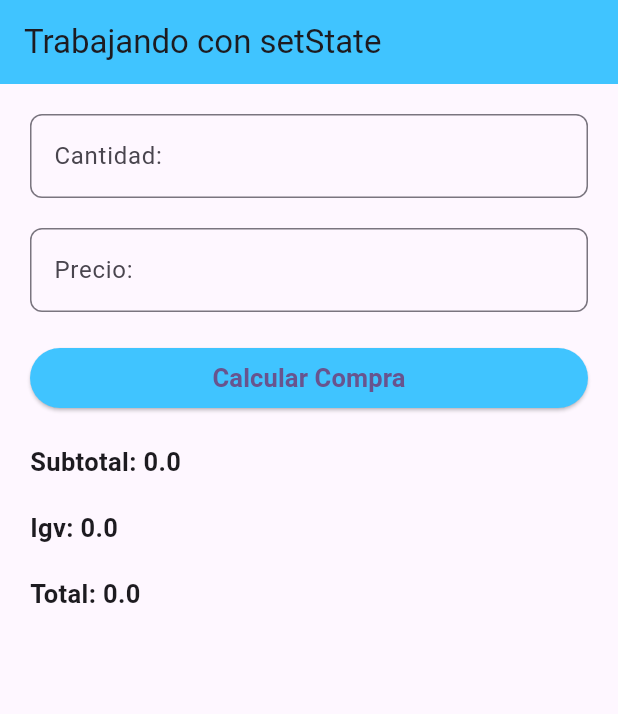
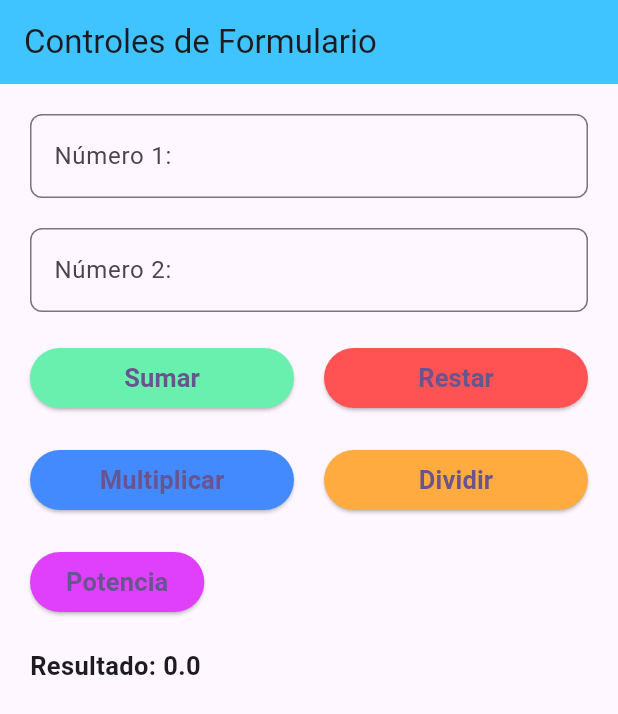
Before and after one commit to IanMQ/CalculadoraFlutter, a Flutter app: the screen it shows after launch, on a phone screen of 412 x 824 dp. Shown: the top 714 px of the screen. Run offline on Flutter 3.47's test engine with Material 3 defaults, Android fonts, the phone set to English and light mode, and no system bars.

Commit message:
feat: pow button

```diff
--- a/lib/vista1.dart
+++ b/lib/vista1.dart
@@ -1,4 +1,5 @@
 import 'package:flutter/material.dart';
+import 'dart:math';
 
 class vista1 extends StatefulWidget {
   const vista1({super.key});
@@ -9,124 +10,209 @@ class vista1 extends StatefulWidget {
 
 class _vista1State extends State<vista1> {
 
-  final txtCan=TextEditingController();
-  final txtPre=TextEditingController();
+  final txtCan = TextEditingController();
+  final txtPre = TextEditingController();
+  final txtPotencia = TextEditingController();
 
-  late double can,pre;
-  double sub=0.0, igv=0.0, total=0.0;
+  late double can, pre;
+  double resultado = 0.0;
+
+  void calcularPotencia() {
+    showDialog(
+      context: context,
+      builder: (BuildContext context) {
+        return AlertDialog(
+          title: Text('Ingrese la potencia'),
+          content: TextField(
+            controller: txtPotencia,
+            keyboardType: TextInputType.number,
+            decoration: InputDecoration(
+              hintText: 'Potencia',
+            ),
+          ),
+          actions: [
+            TextButton(
+              onPressed: () {
+                Navigator.of(context).pop();
+              },
+              child: Text('Cancelar'),
+            ),
+            TextButton(
+              onPressed: () {
+                setState(() {
+                  double potencia = double.parse(txtPotencia.text);
+                  resultado = pow(double.parse(txtCan.text), potencia) as double;
+                });
+                Navigator.of(context).pop();
+              },
+              child: Text('Aceptar'),
+            ),
+          ],
+        );
+      },
+    );
+  }
 
   @override
   Widget build(BuildContext context) {
     return Scaffold(
-
       appBar: AppBar(
-        title: Text('Trabajando con setState'),
+        title: Text('Controles de Formulario'),
         backgroundColor: Colors.lightBlueAccent,
       ),
-
       body: Padding(
         padding: const EdgeInsets.all(20.0),
         child: Column(
           crossAxisAlignment: CrossAxisAlignment.start,
           children: [
-
             TextFormField(
               controller: txtCan,
               keyboardType: TextInputType.number,
               decoration: InputDecoration(
-                hintText: 'Ingrese Cantidad',
-                labelText: 'Cantidad: ',
+                hintText: 'Ingrese número 1',
+                labelText: 'Número 1: ',
                 border: OutlineInputBorder(
                   borderRadius: BorderRadius.circular(8),
                 ),
               ),
             ),
-
-            SizedBox(
-              height: 20,
-            ),
-
+            SizedBox(height: 20),
             TextFormField(
               controller: txtPre,
               keyboardType: TextInputType.number,
               decoration: InputDecoration(
-                hintText: 'Ingrese Precio',
-                labelText: 'Precio: ',
+                hintText: 'Ingrese número 2',
+                labelText: 'Número 2: ',
                 border: OutlineInputBorder(
                   borderRadius: BorderRadius.circular(8),
                 ),
               ),
             ),
-
-            SizedBox(
-              height: 20,
-            ),
-
+            SizedBox(height: 20),
             Row(
               children: [
                 Expanded(
                   child: ElevatedButton(
                     style: ButtonStyle(
-                        backgroundColor:
-                        MaterialStateProperty.all(Colors.lightBlueAccent)
+                      backgroundColor: MaterialStateProperty.all(Colors.greenAccent),
                     ),
-                      onPressed: (){
-                        can=double.parse(txtCan.text);
-                        pre=double.parse(txtPre.text);
+                    onPressed: () {
+                      can = double.parse(txtCan.text);
+                      pre = double.parse(txtPre.text);
 
                       setState(() {
-                          sub=can*pre;
-                          igv=sub*0.18;
-                          total=sub+igv;
+                        resultado = can + pre;
                       });
+                    },
+                    child: Text(
+                      'Sumar',
+                      style: TextStyle(
+                        fontWeight: FontWeight.bold,
+                        fontSize: 17,
+                      ),
+                    ),
+                  ),
+                ),
+                SizedBox(width: 20),
+                Expanded(
+                  child: ElevatedButton(
+                    style: ButtonStyle(
+                      backgroundColor: MaterialStateProperty.all(Colors.redAccent),
+                    ),
+                    onPressed: () {
+                      can = double.parse(txtCan.text);
+                      pre = double.parse(txtPre.text);
 
+                      setState(() {
+                        resultado = can - pre;
+                      });
                     },
-                      child: Text('Calcular Compra',style:
-                        TextStyle(
+                    child: Text(
+                      'Restar',
+                      style: TextStyle(
                         fontWeight: FontWeight.bold,
-                          fontSize: 17
-                        ),)
-                    )
+                        fontSize: 17,
+                      ),
+                    ),
+                  ),
                 ),
               ],
             ),
+            SizedBox(height: 20),
+            Row(
+              children: [
+                Expanded(
+                  child: ElevatedButton(
+                    style: ButtonStyle(
+                      backgroundColor: MaterialStateProperty.all(Colors.blueAccent),
+                    ),
+                    onPressed: () {
+                      can = double.parse(txtCan.text);
+                      pre = double.parse(txtPre.text);
 
-            SizedBox(
-              height: 20,
+                      setState(() {
+                        resultado = can * pre;
+                      });
+                    },
+                    child: Text(
+                      'Multiplicar',
+                      style: TextStyle(
+                        fontWeight: FontWeight.bold,
+                        fontSize: 17,
                       ),
+                    ),
+                  ),
+                ),
+                SizedBox(width: 20),
+                Expanded(
+                  child: ElevatedButton(
+                    style: ButtonStyle(
+                      backgroundColor: MaterialStateProperty.all(Colors.orangeAccent),
+                    ),
+                    onPressed: () {
+                      can = double.parse(txtCan.text);
+                      pre = double.parse(txtPre.text);
 
-            Text('Subtotal: $sub',
+                      setState(() {
+                        resultado = can / pre;
+                      });
+                    },
+                    child: Text(
+                      'Dividir',
+                      style: TextStyle(
+                        fontWeight: FontWeight.bold,
+                        fontSize: 17,
+                      ),
+                    ),
+                  ),
+                ),
+              ],
+            ),
+            SizedBox(height: 20),
+            ElevatedButton(
+              style: ButtonStyle(
+                backgroundColor: MaterialStateProperty.all(Colors.purpleAccent),
+              ),
+              onPressed: calcularPotencia,
+              child: Text(
+                'Potencia',
+                style: TextStyle(
+                  fontWeight: FontWeight.bold,
+                  fontSize: 17,
+                ),
+              ),
+            ),
+            SizedBox(height: 20),
+            Text(
+              'Resultado: $resultado',
               style: TextStyle(
                 fontSize: 17,
-              fontWeight: FontWeight.bold
-            ),),
-
-            SizedBox(
-              height: 20,
+                fontWeight: FontWeight.bold,
               ),
-
-            Text('Igv: $igv',
-              style: TextStyle(
-                  fontSize: 17,
-                  fontWeight: FontWeight.bold
-              ),),
-
-            SizedBox(
-              height: 20,
             ),
-
-            Text('Total: $total',
-              style: TextStyle(
-                  fontSize: 17,
-                  fontWeight: FontWeight.bold
-              ),),
-
-
-
           ],
         ),
       ),
-
     );
   }
 }
```
Lines whose indentation alone changed are shown as unchanged.
